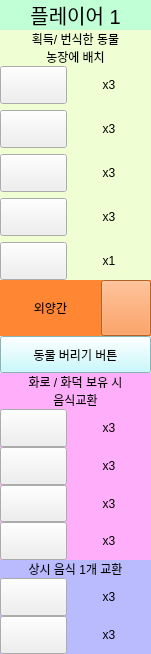
HiImSUN/Agricola-Front_ui-images-py, file Agricola_Front/data/Basic/sidebar.ui: the form before one commit.
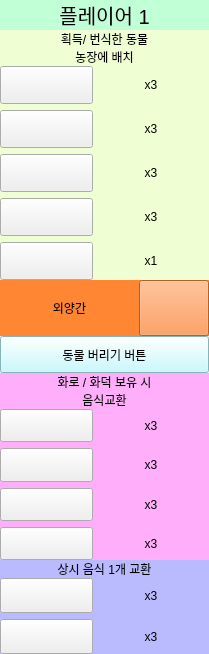
The form after the commit. Icons and pictures are not drawn.

Commit message: 메인필드에 크롭타입 추가

```diff
--- a/Agricola_Front/data/Basic/sidebar.ui
+++ b/Agricola_Front/data/Basic/sidebar.ui
@@ -6,7 +6,7 @@
    <rect>
     <x>0</x>
     <y>0</y>
-    <width>151</width>
+    <width>209</width>
     <height>654</height>
    </rect>
   </property>
@@ -155,7 +155,7 @@
             <number>0</number>
            </property>
            <property name="verticalSpacing">
-            <number>-1</number>
+            <number>6</number>
            </property>
            <item row="4" column="0">
             <widget class="QPushButton" name="pushButton">
@@ -171,6 +171,9 @@
              <property name="text">
               <string/>
              </property>
+             <property name="checkable">
+              <bool>true</bool>
+             </property>
             </widget>
            </item>
            <item row="2" column="1">
@@ -315,6 +318,9 @@
              <property name="text">
               <string/>
              </property>
+             <property name="checkable">
+              <bool>true</bool>
+             </property>
             </widget>
            </item>
            <item row="4" column="1">
@@ -475,7 +481,7 @@
            <number>0</number>
           </property>
           <property name="verticalSpacing">
-           <number>-1</number>
+           <number>6</number>
           </property>
           <item row="1" column="0">
            <widget class="QPushButton" name="btn_chg_pig">
@@ -653,7 +659,7 @@
            <number>0</number>
           </property>
           <property name="verticalSpacing">
-           <number>-1</number>
+           <number>6</number>
           </property>
           <item row="0" column="0">
            <widget class="QPushButton" name="btn_trade_grain">
```
Left out of the diff: 6 changed lines with no effect on the pictures. The commit also changes 2 other files.
